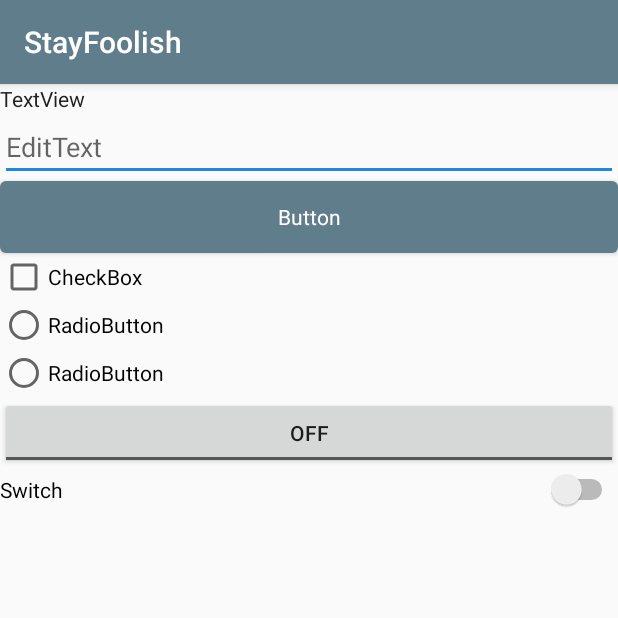
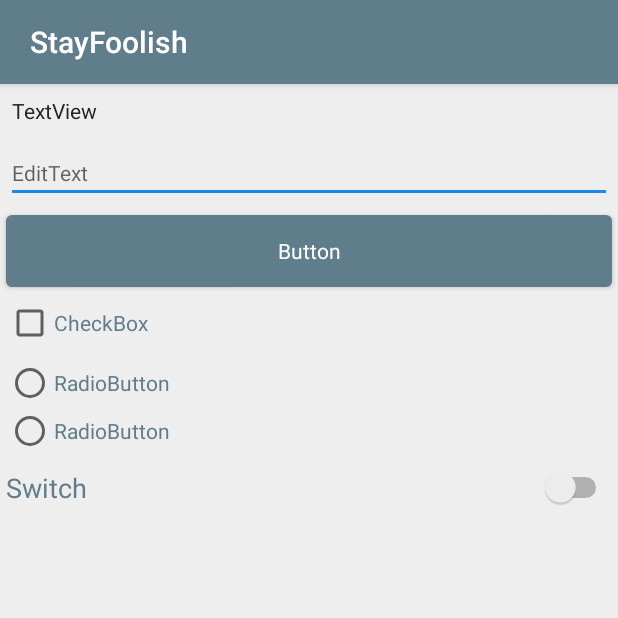
Before and after one commit to InSightSuen/StayFoolish, an Android app: the UnifyStyleActivity screen opened directly, with no data from a screen before it, on a phone screen of 412 x 824 dp, the top half of it. Run offline under Robolectric (Android 15) with nearby library versions, the phone set to English and light mode, and no system bars.

Commit message:
Unify widget sytle

```diff
--- a/app/src/main/res/layout/activity_unify_style.xml
+++ b/app/src/main/res/layout/activity_unify_style.xml
@@ -2,31 +2,37 @@
 <LinearLayout xmlns:android="http://schemas.android.com/apk/res/android"
     android:layout_width="match_parent"
     android:layout_height="match_parent"
+    android:background="@color/bgGrey"
     android:orientation="vertical">
 
     <TextView
         android:layout_width="match_parent"
         android:layout_height="wrap_content"
+        android:layout_margin="4dp"
         android:text="TextView"/>
 
     <EditText
         android:layout_width="match_parent"
         android:layout_height="wrap_content"
+        android:layout_margin="4dp"
         android:hint="EditText"/>
 
     <Button
         android:layout_width="match_parent"
         android:layout_height="wrap_content"
+        android:layout_margin="4dp"
         android:text="Button"/>
 
     <CheckBox
         android:layout_width="match_parent"
         android:layout_height="wrap_content"
+        android:layout_margin="4dp"
         android:text="CheckBox"/>
 
     <RadioGroup
         android:layout_width="match_parent"
-        android:layout_height="wrap_content">
+        android:layout_height="wrap_content"
+        android:layout_margin="4dp">
 
         <RadioButton
             android:layout_width="match_parent"
@@ -40,15 +46,11 @@
 
     </RadioGroup>
 
-
-    <ToggleButton
-        android:layout_width="match_parent"
-        android:layout_height="wrap_content"
-        android:text="ToggleButton"/>
-
     <Switch
         android:layout_width="match_parent"
         android:layout_height="wrap_content"
+        android:layout_margin="4dp"
+        android:textColor="@color/textMainPrimary"
         android:text="Switch"/>
 
 </LinearLayout>
--- a/app/src/main/res/values/colors.xml
+++ b/app/src/main/res/values/colors.xml
@@ -5,6 +5,8 @@
     <color name="colorAccent">#1E88E5</color>
 
     <color name="colorWhite">#fff</color>
+    <color name="colorGrey">#eee</color>
+    <color name="colorGreyDark">#666</color>
     <color name="colorBlack">#000</color>
     <color name="colorDark">#222</color>
     <color name="colorTransparent">#0000</color>
@@ -12,11 +14,15 @@
     <color name="colorTransparent70">#b3000000</color>
 
     <color name="bgWhite">@color/colorWhite</color>
+    <color name="bgGrey">@color/colorGrey</color>
     <color name="bgDark">@color/colorPrimaryDark</color>
     <color name="bgTransparent40">@color/colorTransparent40</color>
     <color name="bgTransparent70">@color/colorTransparent70</color>
 
-    <color name="textMain">@color/colorDark</color>
+    <color name="textMain">@color/colorBlack</color>
     <color name="textMainWhite">@color/colorWhite</color>
+    <color name="textMainPrimary">@color/colorPrimary</color>
+    <color name="textContent">@color/colorDark</color>
+    <color name="textHint">@color/colorGreyDark</color>
 
 </resources>
--- a/app/src/main/res/values/styles-widgets.xml
+++ b/app/src/main/res/values/styles-widgets.xml
@@ -2,22 +2,62 @@
 <resources>
 
     <style name="TextView" parent="android:Widget.TextView">
-        <item name="android:textAppearance">@style/TextAppearance</item>
+        <item name="android:padding">@dimen/paddingText</item>
+        <item name="android:textAppearance">@style/TextAppearance.TextView</item>
     </style>
 
-    <style name="Button" parent="Base.Widget.AppCompat.Button">
+    <style name="Button" parent="Widget.AppCompat.Button">
         <item name="android:background">@drawable/rect_primary_r4dp</item>
         <item name="android:textAllCaps">false</item>
         <item name="android:textAppearance">@style/TextAppearance.Button</item>
     </style>
 
+    <style name="EditText" parent="Widget.AppCompat.EditText">
+        <item name="android:textAppearance">@style/TextAppearance.TextView</item>
+        <item name="android:textColor">@color/textContent</item>
+    </style>
+
+    <style name="CheckBox" parent="Widget.AppCompat.CompoundButton.CheckBox">
+        <item name="android:textColor">@color/textMainPrimary</item>
+        <item name="android:textAppearance">@style/TextAppearance.Button</item>
+    </style>
+
+    <style name="RadioButton" parent="Widget.AppCompat.CompoundButton.RadioButton">
+        <item name="android:textColor">@color/textMainPrimary</item>
+        <item name="android:textAppearance">@style/TextAppearance.Button</item>
+    </style>
+
+    <style name="Toggle" parent="Widget.AppCompat.DrawerArrowToggle">
+        <item name="android:textAllCaps">false</item>
+        <item name="android:textColor">@color/textMainPrimary</item>
+        <item name="android:textAppearance">@style/TextAppearance.Button</item>
+        <item name="android:textOn">State on</item>
+        <item name="android:textOff">State off</item>
+    </style>
+
+    <style name="Switch" parent="Widget.AppCompat.CompoundButton.Switch">
+        <item name="switchTextAppearance">@style/TextAppearance.CompoundButton</item>
+    </style>
+
+    <!--TextAppearance-->
     <style name="TextAppearance" parent="TextAppearance.AppCompat">
+        <item name="android:textSize">@dimen/textMain</item>
+        <item name="android:textColor">@color/colorAccent</item>
+    </style>
+
+    <style name="TextAppearance.TextView">
+        <item name="android:textColor">@color/textContent</item>
         <item name="android:textSize">@dimen/textContent</item>
-        <item name="android:textColor">@color/textMain</item>
+    </style>
+
+    <style name="TextAppearance.CompoundButton">
+        <item name="android:textColor">@color/textMainPrimary</item>
+        <item name="android:textSize">@dimen/textContent</item>
     </style>
 
     <style name="TextAppearance.Button">
         <item name="android:textColor">@color/textMainWhite</item>
+        <item name="android:textSize">@dimen/textContent</item>
     </style>
 
 </resources>
--- a/app/src/main/res/values/styles.xml
+++ b/app/src/main/res/values/styles.xml
@@ -7,8 +7,16 @@
         <item name="colorPrimaryDark">@color/colorPrimaryDark</item>
         <item name="colorAccent">@color/colorAccent</item>
 
+        <item name="android:textAppearance">@style/TextAppearance</item>
+
+        <!--Global Widget Style-->
+        <item name="android:textViewStyle">@style/TextView</item>
         <item name="buttonStyle">@style/Button</item>
-        <item name="android:textViewStyle">@style/TextView</item>
+        <item name="editTextStyle">@style/EditText</item>
+        <item name="checkboxStyle">@style/CheckBox</item>
+        <item name="radioButtonStyle">@style/RadioButton</item>
+        <item name="switchStyle">@style/Switch</item>
+
     </style>
 
 </resources>
```
